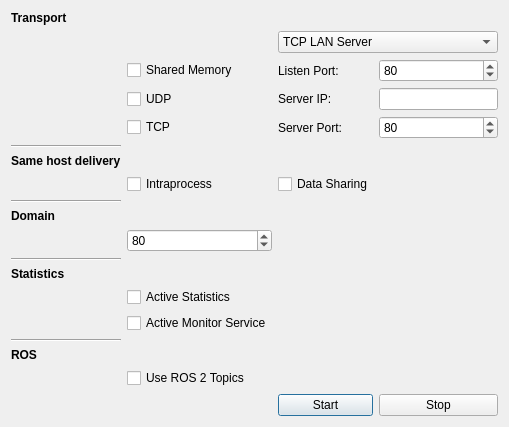
This is forms/participantdialog.ui in eProsima/ShapesDemo as Qt 5 draws it before an edit. The edited form follows.
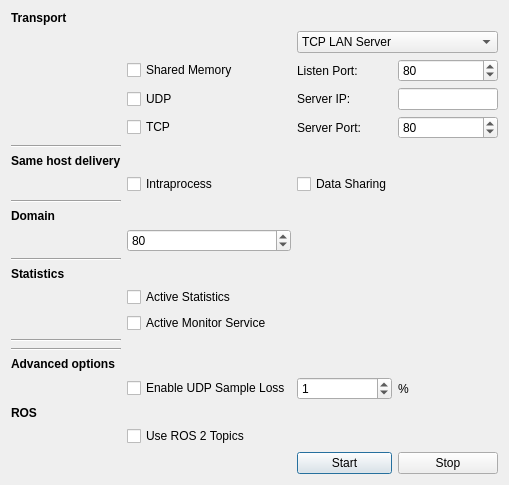
This is the edited form.

Commit message:
Udp sample loss feature  (#100)
* Add checkobox and add transport descriptor

* Add udp sample loss

* Change checkbox name

* Remove debug print

* Set default percentage to one

---------

Diff of the .ui file:
```diff
--- a/forms/participantdialog.ui
+++ b/forms/participantdialog.ui
@@ -104,7 +104,7 @@
    <item row="8" column="4">
     <widget class="QLineEdit" name="lineEdit_server_ip"/>
    </item>
-   <item row="25" column="3">
+   <item row="30" column="3">
     <widget class="QPushButton" name="pushButton_start">
      <property name="focusPolicy">
       <enum>Qt::TabFocus</enum>
@@ -114,7 +114,7 @@
      </property>
     </widget>
    </item>
-   <item row="25" column="4">
+   <item row="30" column="4">
     <widget class="QPushButton" name="pushButton_stop">
      <property name="focusPolicy">
       <enum>Qt::TabFocus</enum>
@@ -176,6 +176,53 @@
     </widget>
    </item>
    <item row="23" column="0">
+    <widget class="Line" name="line_3">
+     <property name="orientation">
+      <enum>Qt::Horizontal</enum>
+     </property>
+    </widget>
+   </item>
+   <item row="24" column="0">
+    <widget class="QLabel" name="label_6">
+     <property name="font">
+      <font>
+       <weight>75</weight>
+       <bold>true</bold>
+      </font>
+     </property>
+     <property name="text">
+      <string>Advanced options</string>
+     </property>
+    </widget>
+   </item>
+   <item row="25" column="1">
+    <widget class="QCheckBox" name="lossCheckBox">
+     <property name="text">
+      <string>Enable UDP Sample Loss</string>
+     </property>
+    </widget>
+   </item>
+   <item row="25" column="3">
+    <widget class="QSpinBox" name="lossSpin">
+     <property name="specialValueText">
+      <string/>
+     </property>
+     <property name="suffix">
+      <string/>
+     </property>
+     <property name="value">
+      <number>1</number>
+     </property>
+    </widget>
+   </item>
+   <item row="25" column="4">
+    <widget class="QLabel" name="label_7">
+     <property name="text">
+      <string>%</string>
+     </property>
+    </widget>
+   </item>
+   <item row="26" column="0">
     <widget class="QLabel" name="label_12">
      <property name="font">
       <font>
@@ -188,7 +235,7 @@
      </property>
     </widget>
    </item>
-   <item row="24" column="1">
+   <item row="27" column="1">
     <widget class="QCheckBox" name="rosTopicCheckBox">
      <property name="text">
       <string>Use ROS 2 Topics</string>
```
The commit also changes 4 other files.
